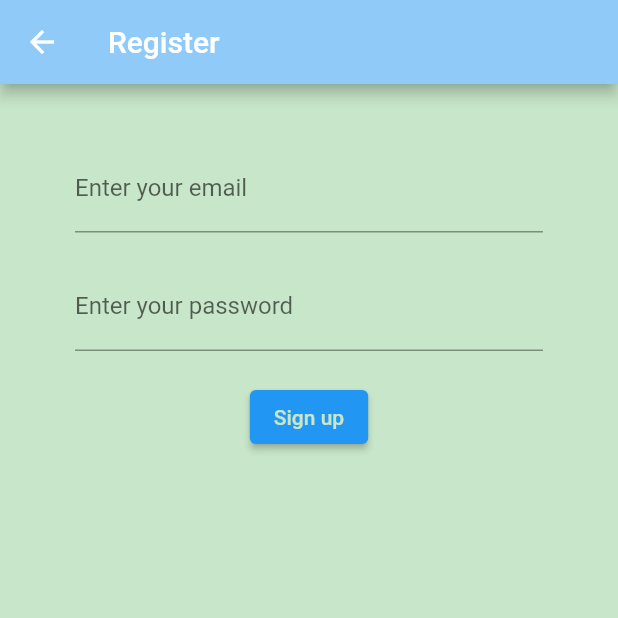
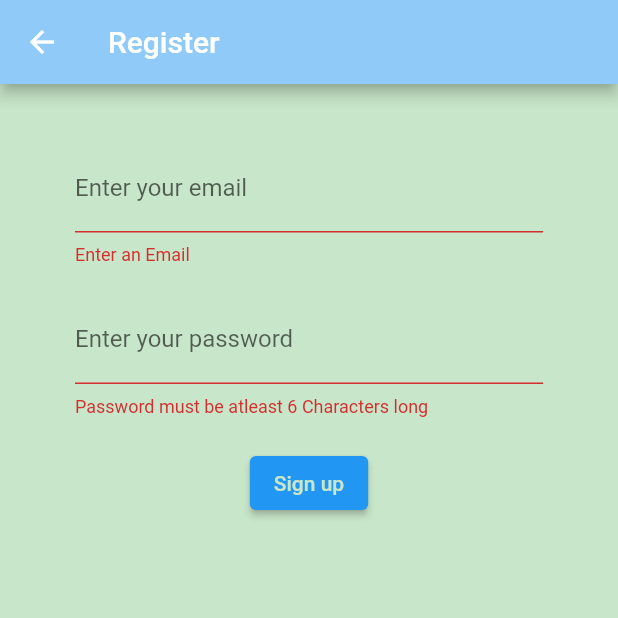
Before and after one commit to Jnpk1/Team-6-Project-1, a Flutter app: the signup screen opened directly, after a tap on "Sign up", on a phone screen of 412 x 824 dp, the top half of it. Run offline on Flutter 3.47's test engine with Material 2 defaults, Android fonts, the light colour scheme and no system bars; our stand-ins replace firebase_auth, firebase_core; accounts and stored records are empty; network calls fail.

Commit message:
Created Register Functionality
There is a bug, need to back out of register screen for the policy picker page to show up.

```diff
--- a/lib/Authenticity/signup.dart
+++ b/lib/Authenticity/signup.dart
@@ -1,4 +1,5 @@
 import 'package:flutter/material.dart';
+import 'package:policy_voter/Authentication/auth.dart';
 
 class signup extends StatefulWidget {
   const signup({Key? key}) : super(key: key);
@@ -8,8 +9,12 @@ class signup extends StatefulWidget {
 }
 
 class _signupState extends State<signup> {
+  final AuthenticateService _auth = AuthenticateService();
+  final _formKey = GlobalKey<FormState>();
+
   String email = "";
   String password = "";
+  String error = "";
   @override
   Widget build(BuildContext context) {
     return Scaffold(
@@ -19,11 +24,13 @@ class _signupState extends State<signup> {
         body: Container(
           padding: EdgeInsets.symmetric(vertical: 20.0, horizontal: 50.0),
           child: Form(
+            key: _formKey,
             child: Column(
               children: <Widget>[
                 //Form Field for Email
                 SizedBox(height: 20.0),
                 TextFormField(
+                  validator: (val) => val!.isEmpty ? 'Enter an Email' : null,
                   decoration: InputDecoration(labelText: 'Enter your email'),
                   onChanged: (val) {
                     setState(() => email = val);
@@ -32,6 +39,9 @@ class _signupState extends State<signup> {
                 //Form Field for Password
                 SizedBox(height: 20.0),
                 TextFormField(
+                    validator: (val) => val!.length < 6
+                        ? 'Password must be atleast 6 Characters long'
+                        : null,
                     decoration:
                         InputDecoration(labelText: 'Enter your password'),
                     obscureText: true,
@@ -44,9 +54,19 @@ class _signupState extends State<signup> {
                     child: Text('Sign up'),
                     style: TextButton.styleFrom(primary: Colors.green[100]),
                     onPressed: () async {
-                      print(email);
-                      print(password);
-                    })
+                      if (_formKey.currentState!.validate()) {
+                        dynamic result =
+                            await _auth.registerAccount(email, password);
+                        if (result == null) {
+                          setState(() => error = 'Invalid Account Creation');
+                        }
+                      }
+                    }),
+                SizedBox(height: 12),
+                Text(
+                  error,
+                  style: TextStyle(color: Colors.red, fontSize: 12.0),
+                )
               ],
             ),
           ),
```
Also changed, not shown: lib/Authentication/auth.dart (+12 -0 lines).
